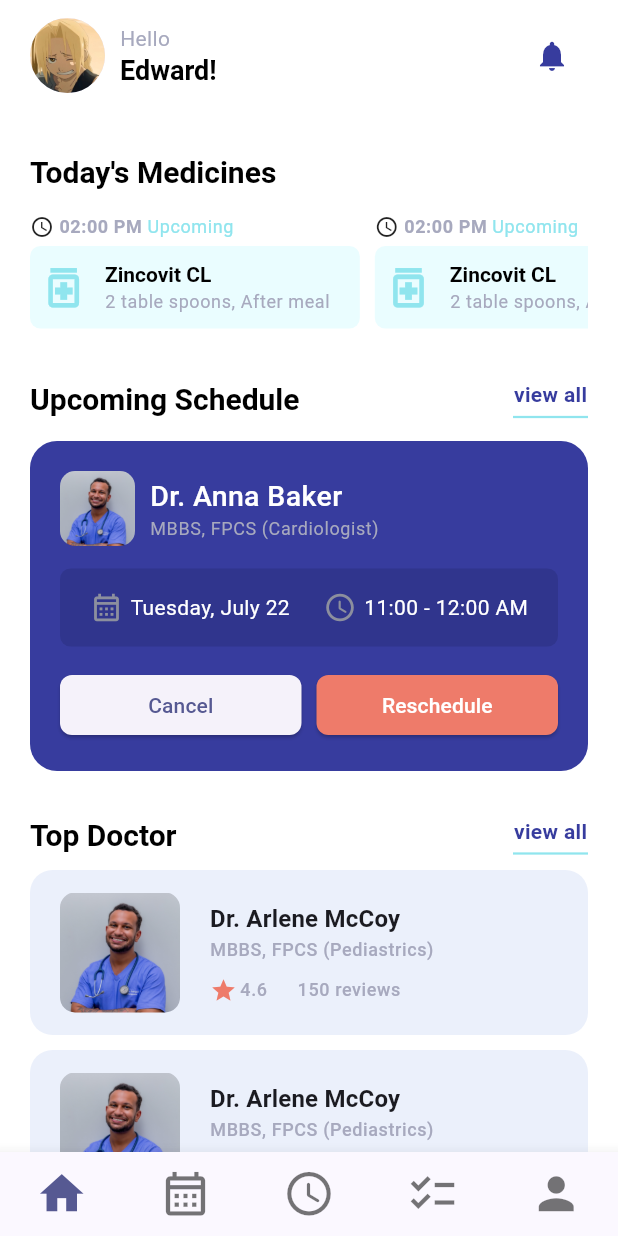
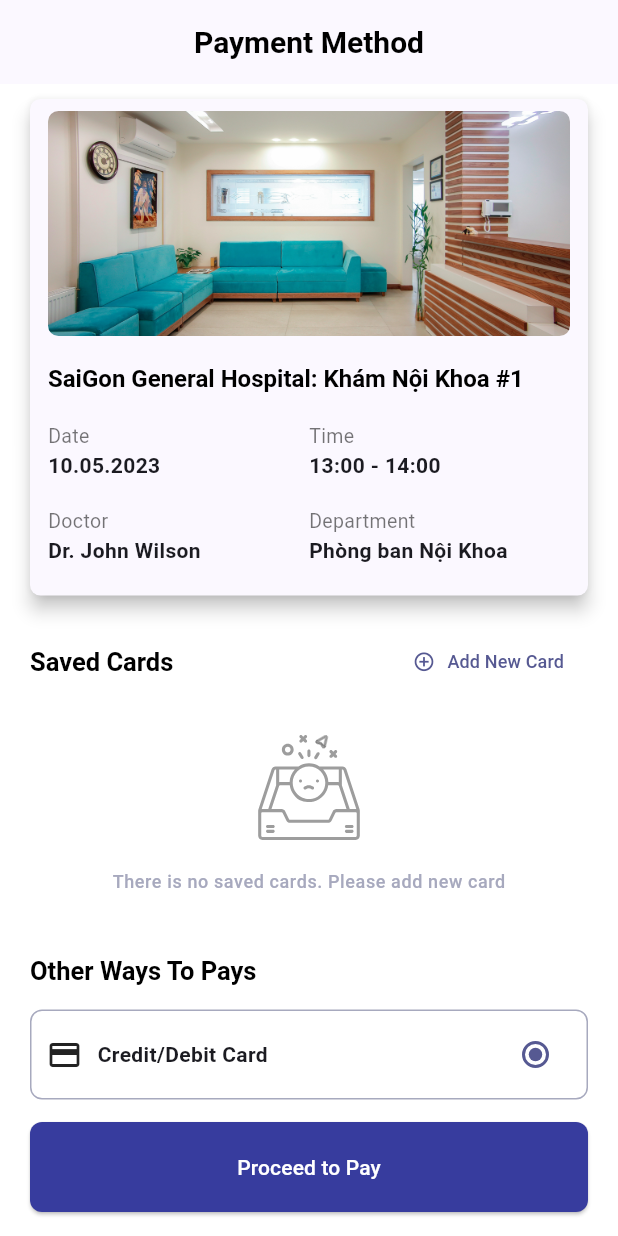
Before and after one commit to jerry-the-kid/doctor_appointment_client, a Flutter app: the screen it shows after launch, on a phone screen of 412 x 824 dp. Run offline on Flutter 3.47's test engine with Material 3 defaults, Android fonts, the phone set to English and light mode, and no system bars; drawn by our look-alikes of badges; our stand-ins replace dio, easy_date_timeline, flutter_svg, go_router, retrofit; generated files the repository leaves out were written again.

Commit message:
feature: add payment methods page

```diff
--- a/lib/app/screens/doctor_detail_screen.dart
+++ b/lib/app/screens/doctor_detail_screen.dart
@@ -15,8 +15,17 @@ class DoctorDetailScreen extends StatelessWidget {
   Widget build(BuildContext context) {
     return Scaffold(
       appBar: AppBar(),
+      floatingActionButton: Padding(
+        padding: const EdgeInsets.symmetric(horizontal: 20),
+        child: PrimaryFullBtn(
+          title: 'Book Appointment',
+          onPressed: () {},
+        ),
+      ),
+      floatingActionButtonLocation: FloatingActionButtonLocation.centerFloat,
       body: Padding(
         padding: const EdgeInsets.symmetric(vertical: 8.0, horizontal: 20),
+        child: SingleChildScrollView(
           child: Column(
             crossAxisAlignment: CrossAxisAlignment.start,
             children: [
@@ -93,7 +102,8 @@ class DoctorDetailScreen extends StatelessWidget {
                       elevation: 0,
                       shape: RoundedRectangleBorder(
                           borderRadius: BorderRadius.circular(8),
-                        side: const BorderSide(color: Colors.black, width: .4)),
+                          side:
+                              const BorderSide(color: Colors.black, width: .4)),
                     ),
                     onPressed: () {},
                     child: const Text(
@@ -108,7 +118,8 @@ class DoctorDetailScreen extends StatelessWidget {
                       elevation: 0,
                       shape: RoundedRectangleBorder(
                           borderRadius: BorderRadius.circular(8),
-                        side: const BorderSide(color: Colors.black, width: .4)),
+                          side:
+                              const BorderSide(color: Colors.black, width: .4)),
                     ),
                     onPressed: () {},
                     child: const Text(
@@ -123,7 +134,8 @@ class DoctorDetailScreen extends StatelessWidget {
                       elevation: 0,
                       shape: RoundedRectangleBorder(
                           borderRadius: BorderRadius.circular(8),
-                        side: const BorderSide(color: Colors.black, width: .4)),
+                          side:
+                              const BorderSide(color: Colors.black, width: .4)),
                     ),
                     onPressed: () {},
                     child: const Text(
@@ -138,7 +150,8 @@ class DoctorDetailScreen extends StatelessWidget {
                       elevation: 0,
                       shape: RoundedRectangleBorder(
                           borderRadius: BorderRadius.circular(8),
-                        side: const BorderSide(color: Colors.black, width: .4)),
+                          side:
+                              const BorderSide(color: Colors.black, width: .4)),
                     ),
                     onPressed: () {},
                     child: const Text(
@@ -153,7 +166,8 @@ class DoctorDetailScreen extends StatelessWidget {
                       elevation: 0,
                       shape: RoundedRectangleBorder(
                           borderRadius: BorderRadius.circular(8),
-                        side: const BorderSide(color: Colors.black, width: .4)),
+                          side:
+                              const BorderSide(color: Colors.black, width: .4)),
                     ),
                     onPressed: () {},
                     child: const Text(
@@ -168,7 +182,8 @@ class DoctorDetailScreen extends StatelessWidget {
                       elevation: 0,
                       shape: RoundedRectangleBorder(
                           borderRadius: BorderRadius.circular(8),
-                        side: const BorderSide(color: Colors.black, width: .4)),
+                          side:
+                              const BorderSide(color: Colors.black, width: .4)),
                     ),
                     onPressed: () {},
                     child: const Text(
@@ -183,7 +198,8 @@ class DoctorDetailScreen extends StatelessWidget {
                       elevation: 0,
                       shape: RoundedRectangleBorder(
                           borderRadius: BorderRadius.circular(8),
-                        side: const BorderSide(color: Colors.black, width: .4)),
+                          side:
+                              const BorderSide(color: Colors.black, width: .4)),
                     ),
                     onPressed: () {},
                     child: const Text(
@@ -198,7 +214,8 @@ class DoctorDetailScreen extends StatelessWidget {
                       elevation: 0,
                       shape: RoundedRectangleBorder(
                           borderRadius: BorderRadius.circular(8),
-                        side: const BorderSide(color: Colors.black, width: .4)),
+                          side:
+                              const BorderSide(color: Colors.black, width: .4)),
                     ),
                     onPressed: () {},
                     child: const Text(
@@ -210,13 +227,8 @@ class DoctorDetailScreen extends StatelessWidget {
                   ),
                 ],
               ),
-            const Spacer(
-              flex: 2,
+            ],
           ),
-            // const FullButton(title: "Book Appointment"),
-            PrimaryFullBtn(title: 'Book Appointment', onPressed: () {}),
-            const Spacer(),
-          ],
         ),
       ),
     );
--- /dev/null
+++ b/lib/app/screens/payment_methods_screen.dart
@@ -0,0 +1,206 @@
+import 'package:doctor_appointment_client/app/widgets/primary_full_btn.dart';
+import 'package:doctor_appointment_client/constants/app_colors.dart';
+import 'package:flutter/material.dart';
+import 'package:flutter_svg/svg.dart';
+
+class PaymentMethodScreen extends StatelessWidget {
+  const PaymentMethodScreen({super.key});
+
+  @override
+  Widget build(BuildContext context) {
+    return Scaffold(
+      appBar: AppBar(title: const Text("Payment Method")),
+      floatingActionButton: Padding(
+        padding: const EdgeInsets.symmetric(horizontal: 20),
+        child: PrimaryFullBtn(
+          title: 'Proceed to Pay',
+          onPressed: () {},
+        ),
+      ),
+      floatingActionButtonLocation: FloatingActionButtonLocation.centerFloat,
+      body: Padding(
+        padding: const EdgeInsets.symmetric(vertical: 10, horizontal: 20),
+        child: Column(
+          crossAxisAlignment: CrossAxisAlignment.start,
+          children: [
+            Material(
+              borderRadius: BorderRadius.circular(7),
+              elevation: 5,
+              child: Container(
+                padding: const EdgeInsets.fromLTRB(12, 8, 12, 20),
+                child: Column(
+                  crossAxisAlignment: CrossAxisAlignment.start,
+                  children: [
+                    ClipRRect(
+                      borderRadius: BorderRadius.circular(7),
+                      child: Image.asset(
+                        'assets/images/hospital.jpg',
+                        width: double.infinity,
+                        height: 150,
+                        fit: BoxFit.cover,
+                      ),
+                    ),
+                    const SizedBox(
+                      height: 18,
+                    ),
+                    Text(
+                      "SaiGon General Hospital: Khám Nội Khoa #1",
+                      style: Theme.of(context)
+                          .textTheme
+                          .headlineMedium!
+                          .copyWith(fontSize: 16),
+                    ),
+                    const SizedBox(
+                      height: 18,
+                    ),
+                    const Row(
+                      children: [
+                        Expanded(
+                          child: DetailInfo(
+                            label: "Date",
+                            info: "10.05.2023",
+                          ),
+                        ),
+                        Expanded(
+                          child: DetailInfo(
+                            label: "Time",
+                            info: "13:00 - 14:00",
+                          ),
+                        ),
+                      ],
+                    ),
+                    const SizedBox(
+                      height: 18,
+                    ),
+                    const Row(
+                      children: [
+                        Expanded(
+                          child: DetailInfo(
+                            label: "Doctor",
+                            info: "Dr. John Wilson",
+                          ),
+                        ),
+                        Expanded(
+                          child: DetailInfo(
+                            label: "Department",
+                            info: "Phòng ban Nội Khoa",
+                          ),
+                        ),
+                      ],
+                    )
+                  ],
+                ),
+              ),
+            ),
+            const SizedBox(
+              height: 20,
+            ),
+            Row(
+              mainAxisAlignment: MainAxisAlignment.spaceBetween,
+              children: [
+                Text(
+                  'Saved Cards',
+                  style: Theme.of(context)
+                      .textTheme
+                      .headlineMedium!
+                      .copyWith(fontSize: 17),
+                ),
+                TextButton.icon(
+                  onPressed: () {},
+                  icon: const Icon(
+                    Icons.add_circle_outline_outlined,
+                    size: 15,
+                  ),
+                  label: const Text(
+                    "Add New Card",
+                    style: TextStyle(fontSize: 12),
+                  ),
+                ),
+              ],
+            ),
+            Container(
+              padding: const EdgeInsets.symmetric(vertical: 25),
+              width: double.infinity,
+              child: Column(
+                children: [
+                  SvgPicture.asset(
+                    'assets/images/empty.svg',
+                    width: 70,
+                  ),
+                  const SizedBox(height: 20),
+                  Text(
+                    "There is no saved cards. Please add new card",
+                    style: Theme.of(context)
+                        .textTheme
+                        .bodySmall!
+                        .copyWith(fontWeight: FontWeight.w500),
+                  )
+                ],
+              ),
+            ),
+            const SizedBox(
+              height: 15,
+            ),
+            Text(
+              'Other Ways To Pays',
+              style: Theme.of(context)
+                  .textTheme
+                  .headlineMedium!
+                  .copyWith(fontSize: 17),
+            ),
+            const SizedBox(
+              height: 15,
+            ),
+            Container(
+              padding: const EdgeInsets.symmetric(vertical: 5, horizontal: 10),
+              decoration: BoxDecoration(
+                  border: Border.all(width: 1, color: AppColors.gray_2),
+                  borderRadius: BorderRadius.circular(8)),
+              child: Row(
+                children: [
+                  const Icon(Icons.credit_card),
+                  const SizedBox(
+                    width: 10,
+                  ),
+                  const Text(
+                    "Credit/Debit Card",
+                    style: TextStyle(fontWeight: FontWeight.bold),
+                  ),
+                  const Spacer(),
+                  Radio(value: true, groupValue: true, onChanged: (value) {})
+                ],
+              ),
+            ),
+          ],
+        ),
+      ),
+    );
+  }
+}
+
+class DetailInfo extends StatelessWidget {
+  final String label;
+  final String info;
+
+  const DetailInfo({super.key, required this.label, required this.info});
+
+  @override
+  Widget build(BuildContext context) {
+    return Column(
+      crossAxisAlignment: CrossAxisAlignment.start,
+      children: [
+        Text(label,
+            style: const TextStyle(
+                fontSize: 13,
+                fontWeight: FontWeight.w400,
+                color: Colors.black54)),
+        Text(
+          info,
+          style: const TextStyle(
+            fontWeight: FontWeight.bold,
+          ),
+        ),
+      ],
+    );
+  }
+}
--- a/lib/config/routes/routes.dart
+++ b/lib/config/routes/routes.dart
@@ -9,6 +9,7 @@ import 'package:doctor_appointment_client/app/screens/laboratory_test_screen.dar
 import 'package:doctor_appointment_client/app/screens/main_screen.dart';
 import 'package:doctor_appointment_client/app/screens/login_screen.dart';
 import 'package:doctor_appointment_client/app/screens/notification_screen.dart';
+import 'package:doctor_appointment_client/app/screens/payment_methods_screen.dart';
 import 'package:doctor_appointment_client/app/screens/physical_health_screen.dart';
 import 'package:doctor_appointment_client/app/screens/register_screen.dart';
 import 'package:doctor_appointment_client/app/screens/user_screen.dart';
@@ -17,7 +18,9 @@ import 'package:go_router/go_router.dart';
 // GoRouter configuration
 final router = GoRouter(
   routes: [
-    GoRoute(path: '/', builder: (context, state) => const MainScreen()),
+    // GoRoute(path: '/', builder: (context, state) => const MainScreen()),
+    GoRoute(
+        path: '/', builder: (context, state) => const PaymentMethodScreen()),
     // GoRoute(path: '/', builder: ((context, state) => const AddCardScreen())),
     GoRoute(
         path: '/appointment/cancel',
```
Also changed, not shown: assets/images/empty.svg (added), assets/images/hospital.jpg (added). Lines whose indentation alone changed are shown as unchanged.
